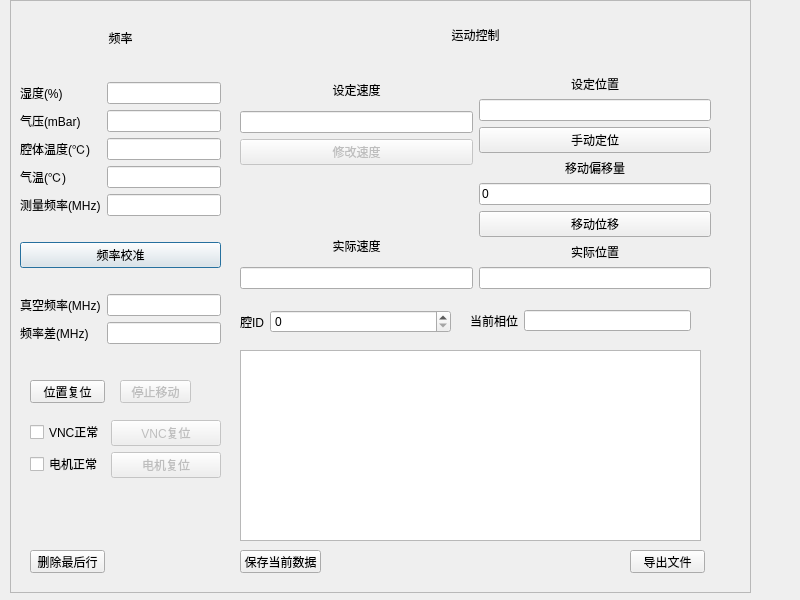
Above: ui/main_dlg.ui from wzmsykk/QT_modbus_vna_cavity_phase_control before the change. Below: the same form after it.
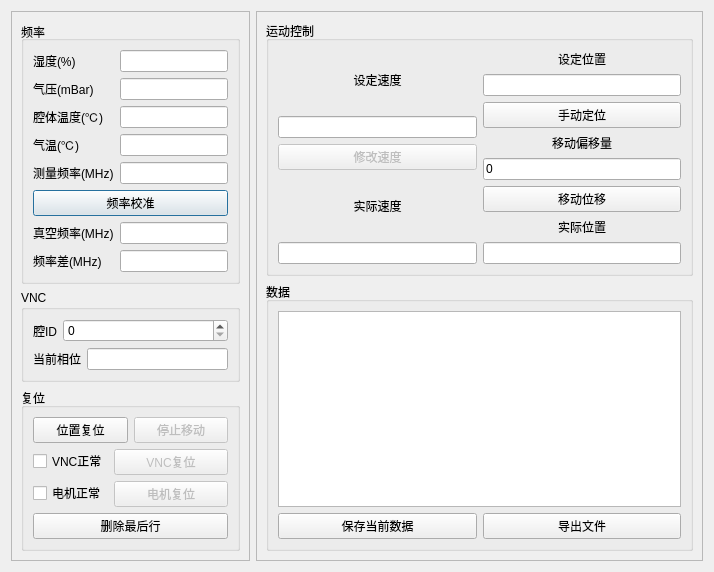
That is the form after the change.

Diff of the .ui file:
```diff
--- a/ui/main_dlg.ui
+++ b/ui/main_dlg.ui
@@ -6,75 +6,49 @@
    <rect>
     <x>0</x>
     <y>0</y>
-    <width>800</width>
-    <height>600</height>
+    <width>714</width>
+    <height>538</height>
    </rect>
   </property>
   <property name="windowTitle">
    <string>Dialog</string>
   </property>
-  <property name="sizeGripEnabled">
-   <bool>false</bool>
-  </property>
-  <widget class="QFrame" name="frame">
-   <property name="geometry">
-    <rect>
-     <x>10</x>
-     <y>0</y>
-     <width>741</width>
-     <height>593</height>
-    </rect>
-   </property>
+  <layout class="QFormLayout" name="formLayout_6">
+   <item row="0" column="0">
+    <widget class="QFrame" name="frame_3">
+     <property name="frameShape">
+      <enum>QFrame::StyledPanel</enum>
+     </property>
+     <property name="frameShadow">
+      <enum>QFrame::Raised</enum>
+     </property>
+     <layout class="QVBoxLayout" name="verticalLayout_9">
+      <item>
+       <widget class="QGroupBox" name="groupBox">
    <property name="sizePolicy">
-    <sizepolicy hsizetype="Expanding" vsizetype="Expanding">
-     <horstretch>1</horstretch>
+         <sizepolicy hsizetype="Preferred" vsizetype="Preferred">
+          <horstretch>0</horstretch>
      <verstretch>0</verstretch>
     </sizepolicy>
    </property>
-   <property name="frameShape">
-    <enum>QFrame::StyledPanel</enum>
-   </property>
-   <property name="frameShadow">
-    <enum>QFrame::Raised</enum>
-   </property>
-   <property name="midLineWidth">
-    <number>0</number>
-   </property>
-   <widget class="QWidget" name="verticalLayoutWidget">
-    <property name="geometry">
-     <rect>
-      <x>10</x>
-      <y>20</y>
-      <width>201</width>
-      <height>344</height>
-     </rect>
-    </property>
-    <layout class="QVBoxLayout" name="verticalLayout">
-     <item>
-      <widget class="QLabel" name="label_7">
-       <property name="text">
+        <property name="title">
         <string>频率</string>
        </property>
        <property name="alignment">
-        <set>Qt::AlignCenter</set>
-       </property>
-      </widget>
-     </item>
-     <item>
-      <spacer name="horizontalSpacer_3">
-       <property name="orientation">
-        <enum>Qt::Horizontal</enum>
-       </property>
-       <property name="sizeHint" stdset="0">
-        <size>
-         <width>40</width>
-         <height>20</height>
-        </size>
-       </property>
-      </spacer>
-     </item>
+         <set>Qt::AlignLeading|Qt::AlignLeft|Qt::AlignVCenter</set>
+        </property>
+        <property name="flat">
+         <bool>false</bool>
+        </property>
+        <property name="checkable">
+         <bool>false</bool>
+        </property>
+        <layout class="QVBoxLayout" name="verticalLayout_4">
      <item>
       <layout class="QFormLayout" name="formLayout">
+           <property name="sizeConstraint">
+            <enum>QLayout::SetMaximumSize</enum>
+           </property>
        <item row="0" column="0">
         <widget class="QLabel" name="label">
          <property name="text">
@@ -127,19 +101,6 @@
        </item>
       </layout>
      </item>
-     <item>
-      <spacer name="horizontalSpacer">
-       <property name="orientation">
-        <enum>Qt::Horizontal</enum>
-       </property>
-       <property name="sizeHint" stdset="0">
-        <size>
-         <width>40</width>
-         <height>20</height>
-        </size>
-       </property>
-      </spacer>
-     </item>
      <item>
       <widget class="QPushButton" name="pushButton_freqcor">
        <property name="enabled">
@@ -150,19 +111,6 @@
        </property>
       </widget>
      </item>
-     <item>
-      <spacer name="horizontalSpacer_2">
-       <property name="orientation">
-        <enum>Qt::Horizontal</enum>
-       </property>
-       <property name="sizeHint" stdset="0">
-        <size>
-         <width>40</width>
-         <height>20</height>
-        </size>
-       </property>
-      </spacer>
-     </item>
      <item>
       <layout class="QFormLayout" name="formLayout_2">
        <item row="0" column="0">
@@ -195,58 +143,169 @@
        </item>
       </layout>
      </item>
+        </layout>
+       </widget>
+      </item>
      <item>
-      <spacer name="horizontalSpacer_6">
-       <property name="orientation">
-        <enum>Qt::Horizontal</enum>
-       </property>
-       <property name="sizeHint" stdset="0">
-        <size>
-         <width>40</width>
-         <height>20</height>
-        </size>
-       </property>
-      </spacer>
-     </item>
-    </layout>
-   </widget>
-   <widget class="QWidget" name="verticalLayoutWidget_2">
-    <property name="geometry">
-     <rect>
-      <x>230</x>
-      <y>20</y>
-      <width>471</width>
-      <height>289</height>
-     </rect>
-    </property>
-    <layout class="QVBoxLayout" name="verticalLayout_2">
+       <widget class="QGroupBox" name="groupBox_5">
+        <property name="title">
+         <string>VNC</string>
+        </property>
+        <layout class="QVBoxLayout" name="verticalLayout_7">
+         <item>
+          <layout class="QFormLayout" name="formLayout_4">
+           <item row="0" column="0">
+            <widget class="QLabel" name="label_14">
+             <property name="text">
+              <string>腔ID</string>
+             </property>
+            </widget>
+           </item>
+           <item row="0" column="1">
+            <widget class="QSpinBox" name="spinBox_cavid"/>
+           </item>
+          </layout>
+         </item>
      <item>
-      <widget class="QLabel" name="label_8">
+          <layout class="QFormLayout" name="formLayout_3">
+           <property name="formAlignment">
+            <set>Qt::AlignLeading|Qt::AlignLeft|Qt::AlignTop</set>
+           </property>
+           <item row="0" column="0">
+            <widget class="QLabel" name="label_13">
        <property name="text">
-        <string>运动控制</string>
-       </property>
-       <property name="alignment">
-        <set>Qt::AlignCenter</set>
+              <string>当前相位</string>
+             </property>
+            </widget>
+           </item>
+           <item row="0" column="1">
+            <widget class="QLineEdit" name="lineEdit_phase">
+             <property name="readOnly">
+              <bool>true</bool>
        </property>
       </widget>
      </item>
+          </layout>
+         </item>
+        </layout>
+       </widget>
+      </item>
      <item>
-      <spacer name="horizontalSpacer_4">
-       <property name="orientation">
-        <enum>Qt::Horizontal</enum>
-       </property>
-       <property name="sizeHint" stdset="0">
-        <size>
-         <width>40</width>
-         <height>20</height>
-        </size>
-       </property>
-      </spacer>
-     </item>
+       <widget class="QGroupBox" name="groupBox_2">
+        <property name="title">
+         <string>复位</string>
+        </property>
+        <layout class="QVBoxLayout" name="verticalLayout">
      <item>
       <layout class="QHBoxLayout" name="horizontalLayout">
        <item>
-        <layout class="QVBoxLayout" name="verticalLayout_3">
+            <widget class="QPushButton" name="pushButton_resetpos">
+             <property name="enabled">
+              <bool>true</bool>
+             </property>
+             <property name="text">
+              <string>位置复位</string>
+             </property>
+            </widget>
+           </item>
+           <item>
+            <widget class="QPushButton" name="pushButton_stopmov">
+             <property name="enabled">
+              <bool>false</bool>
+             </property>
+             <property name="text">
+              <string>停止移动</string>
+             </property>
+            </widget>
+           </item>
+          </layout>
+         </item>
+         <item>
+          <layout class="QFormLayout" name="formLayout_5">
+           <item row="0" column="0">
+            <widget class="QCheckBox" name="checkBox_VNCstat">
+             <property name="enabled">
+              <bool>true</bool>
+             </property>
+             <property name="text">
+              <string>VNC正常</string>
+             </property>
+             <property name="checkable">
+              <bool>true</bool>
+             </property>
+             <property name="autoRepeat">
+              <bool>false</bool>
+             </property>
+            </widget>
+           </item>
+           <item row="0" column="1">
+            <widget class="QPushButton" name="pushButton_resetVNC">
+             <property name="enabled">
+              <bool>false</bool>
+             </property>
+             <property name="text">
+              <string>VNC复位</string>
+             </property>
+            </widget>
+           </item>
+           <item row="1" column="0">
+            <widget class="QCheckBox" name="checkBox_motorstat">
+             <property name="text">
+              <string>电机正常</string>
+             </property>
+             <property name="checkable">
+              <bool>true</bool>
+             </property>
+             <property name="tristate">
+              <bool>false</bool>
+             </property>
+            </widget>
+           </item>
+           <item row="1" column="1">
+            <widget class="QPushButton" name="pushButton_resetmotor">
+             <property name="enabled">
+              <bool>false</bool>
+             </property>
+             <property name="text">
+              <string>电机复位</string>
+             </property>
+            </widget>
+           </item>
+          </layout>
+         </item>
+         <item>
+          <widget class="QPushButton" name="pushButton_deldata">
+           <property name="enabled">
+            <bool>true</bool>
+           </property>
+           <property name="text">
+            <string>删除最后行</string>
+           </property>
+          </widget>
+         </item>
+        </layout>
+       </widget>
+      </item>
+     </layout>
+    </widget>
+   </item>
+   <item row="0" column="1">
+    <widget class="QFrame" name="frame_2">
+     <property name="frameShape">
+      <enum>QFrame::StyledPanel</enum>
+     </property>
+     <property name="frameShadow">
+      <enum>QFrame::Raised</enum>
+     </property>
+     <layout class="QVBoxLayout" name="verticalLayout_8">
+      <item>
+       <widget class="QGroupBox" name="groupBox_3">
+        <property name="title">
+         <string>运动控制</string>
+        </property>
+        <layout class="QHBoxLayout" name="horizontalLayout_2">
+         <item>
+          <layout class="QVBoxLayout" name="verticalLayout_5">
          <item>
           <widget class="QLabel" name="label_11">
            <property name="text">
@@ -270,45 +329,6 @@
            </property>
           </widget>
          </item>
-         <item>
-          <spacer name="horizontalSpacer_7">
-           <property name="orientation">
-            <enum>Qt::Horizontal</enum>
-           </property>
-           <property name="sizeHint" stdset="0">
-            <size>
-             <width>40</width>
-             <height>20</height>
-            </size>
-           </property>
-          </spacer>
-         </item>
-         <item>
-          <spacer name="horizontalSpacer_10">
-           <property name="orientation">
-            <enum>Qt::Horizontal</enum>
-           </property>
-           <property name="sizeHint" stdset="0">
-            <size>
-             <width>40</width>
-             <height>20</height>
-            </size>
-           </property>
-          </spacer>
-         </item>
-         <item>
-          <spacer name="horizontalSpacer_9">
-           <property name="orientation">
-            <enum>Qt::Horizontal</enum>
-           </property>
-           <property name="sizeHint" stdset="0">
-            <size>
-             <width>40</width>
-             <height>20</height>
-            </size>
-           </property>
-          </spacer>
-         </item>
          <item>
           <widget class="QLabel" name="label_12">
            <property name="text">
@@ -329,7 +349,7 @@
         </layout>
        </item>
        <item>
-        <layout class="QVBoxLayout" name="verticalLayout_4">
+          <layout class="QVBoxLayout" name="verticalLayout_6">
          <item>
           <widget class="QLabel" name="label_9">
            <property name="text">
@@ -397,222 +417,48 @@
         </layout>
        </item>
       </layout>
+       </widget>
      </item>
      <item>
-      <spacer name="horizontalSpacer_5">
-       <property name="orientation">
-        <enum>Qt::Horizontal</enum>
-       </property>
-       <property name="sizeHint" stdset="0">
-        <size>
-         <width>40</width>
-         <height>20</height>
-        </size>
-       </property>
-      </spacer>
-     </item>
-    </layout>
-   </widget>
-   <widget class="QWidget" name="formLayoutWidget_3">
-    <property name="geometry">
-     <rect>
-      <x>460</x>
-      <y>310</y>
-      <width>221</width>
-      <height>21</height>
-     </rect>
-    </property>
-    <layout class="QFormLayout" name="formLayout_3">
-     <item row="0" column="0">
-      <widget class="QLabel" name="label_13">
-       <property name="text">
-        <string>当前相位</string>
-       </property>
-      </widget>
-     </item>
-     <item row="0" column="1">
-      <widget class="QLineEdit" name="lineEdit_phase">
-       <property name="readOnly">
-        <bool>true</bool>
-       </property>
-      </widget>
-     </item>
-    </layout>
-   </widget>
-   <widget class="QWidget" name="formLayoutWidget_4">
-    <property name="geometry">
-     <rect>
-      <x>230</x>
-      <y>310</y>
-      <width>211</width>
-      <height>29</height>
-     </rect>
-    </property>
-    <layout class="QFormLayout" name="formLayout_4">
-     <item row="0" column="0">
-      <widget class="QLabel" name="label_14">
-       <property name="text">
-        <string>腔ID</string>
-       </property>
-      </widget>
-     </item>
-     <item row="0" column="1">
-      <widget class="QSpinBox" name="spinBox_cavid"/>
-     </item>
-    </layout>
-   </widget>
-   <widget class="QTableView" name="tableView_data">
-    <property name="geometry">
-     <rect>
-      <x>230</x>
-      <y>350</y>
-      <width>461</width>
-      <height>191</height>
-     </rect>
-    </property>
-   </widget>
-   <widget class="QPushButton" name="pushButton_resetpos">
-    <property name="enabled">
-     <bool>true</bool>
-    </property>
-    <property name="geometry">
-     <rect>
-      <x>20</x>
-      <y>380</y>
-      <width>75</width>
-      <height>23</height>
-     </rect>
-    </property>
-    <property name="text">
-     <string>位置复位</string>
-    </property>
-   </widget>
-   <widget class="QPushButton" name="pushButton_stopmov">
-    <property name="enabled">
-     <bool>false</bool>
-    </property>
-    <property name="geometry">
-     <rect>
-      <x>110</x>
-      <y>380</y>
-      <width>71</width>
-      <height>23</height>
-     </rect>
-    </property>
-    <property name="text">
-     <string>停止移动</string>
-    </property>
-   </widget>
-   <widget class="QWidget" name="formLayoutWidget_5">
-    <property name="geometry">
-     <rect>
-      <x>20</x>
-      <y>420</y>
-      <width>191</width>
-      <height>61</height>
-     </rect>
-    </property>
-    <layout class="QFormLayout" name="formLayout_5">
-     <item row="0" column="0">
-      <widget class="QCheckBox" name="checkBox_VNCstat">
-       <property name="enabled">
-        <bool>true</bool>
-       </property>
-       <property name="text">
-        <string>VNC正常</string>
-       </property>
-       <property name="checkable">
-        <bool>true</bool>
-       </property>
-       <property name="autoRepeat">
-        <bool>false</bool>
-       </property>
-      </widget>
-     </item>
-     <item row="0" column="1">
-      <widget class="QPushButton" name="pushButton_resetVNC">
-       <property name="enabled">
-        <bool>false</bool>
-       </property>
-       <property name="text">
-        <string>VNC复位</string>
-       </property>
-      </widget>
-     </item>
-     <item row="1" column="0">
-      <widget class="QCheckBox" name="checkBox_motorstat">
-       <property name="text">
-        <string>电机正常</string>
-       </property>
-       <property name="checkable">
-        <bool>true</bool>
-       </property>
-       <property name="tristate">
-        <bool>false</bool>
-       </property>
-      </widget>
-     </item>
-     <item row="1" column="1">
-      <widget class="QPushButton" name="pushButton_resetmotor">
-       <property name="enabled">
-        <bool>false</bool>
-       </property>
-       <property name="text">
-        <string>电机复位</string>
-       </property>
-      </widget>
-     </item>
-    </layout>
-   </widget>
-   <widget class="QPushButton" name="pushButton_deldata">
-    <property name="enabled">
-     <bool>true</bool>
-    </property>
-    <property name="geometry">
-     <rect>
-      <x>20</x>
-      <y>550</y>
-      <width>75</width>
-      <height>23</height>
-     </rect>
-    </property>
-    <property name="text">
-     <string>删除最后行</string>
-    </property>
-   </widget>
+       <widget class="QGroupBox" name="groupBox_4">
+        <property name="title">
+         <string>数据</string>
+        </property>
+        <layout class="QVBoxLayout" name="verticalLayout_2">
+         <item>
+          <widget class="QTableView" name="tableView_data"/>
+         </item>
+         <item>
+          <layout class="QHBoxLayout" name="horizontalLayout_3">
+           <item>
    <widget class="QPushButton" name="pushButton_savecurr">
     <property name="enabled">
      <bool>true</bool>
     </property>
-    <property name="geometry">
-     <rect>
-      <x>230</x>
-      <y>550</y>
-      <width>81</width>
-      <height>23</height>
-     </rect>
-    </property>
     <property name="text">
      <string>保存当前数据</string>
     </property>
    </widget>
+           </item>
+           <item>
    <widget class="QPushButton" name="pushButton_export">
     <property name="enabled">
      <bool>true</bool>
     </property>
-    <property name="geometry">
-     <rect>
-      <x>620</x>
-      <y>550</y>
-      <width>75</width>
-      <height>23</height>
-     </rect>
-    </property>
     <property name="text">
      <string>导出文件</string>
     </property>
    </widget>
-  </widget>
+           </item>
+          </layout>
+         </item>
+        </layout>
+       </widget>
+      </item>
+     </layout>
+    </widget>
+   </item>
+  </layout>
  </widget>
  <resources/>
  <connections/>
```
Left out of the diff: 2 changed lines with no effect on the pictures. Lines whose indentation alone changed are shown as unchanged.
